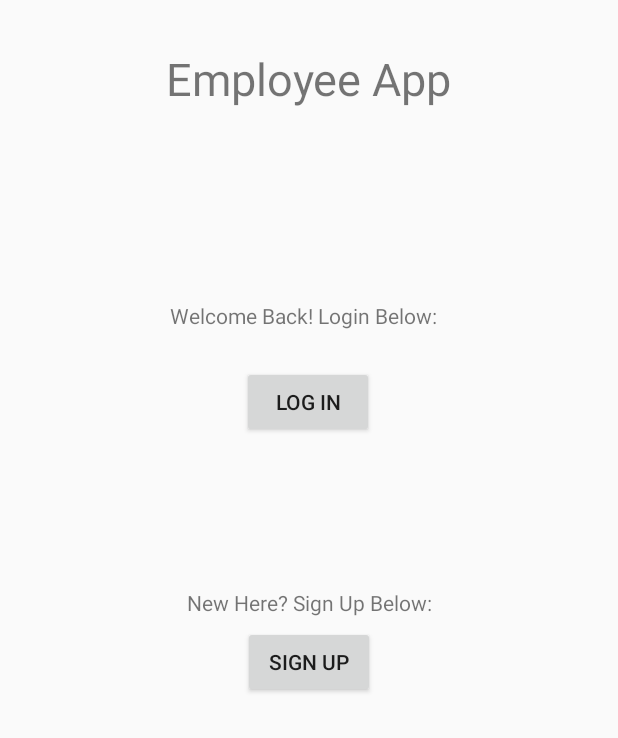
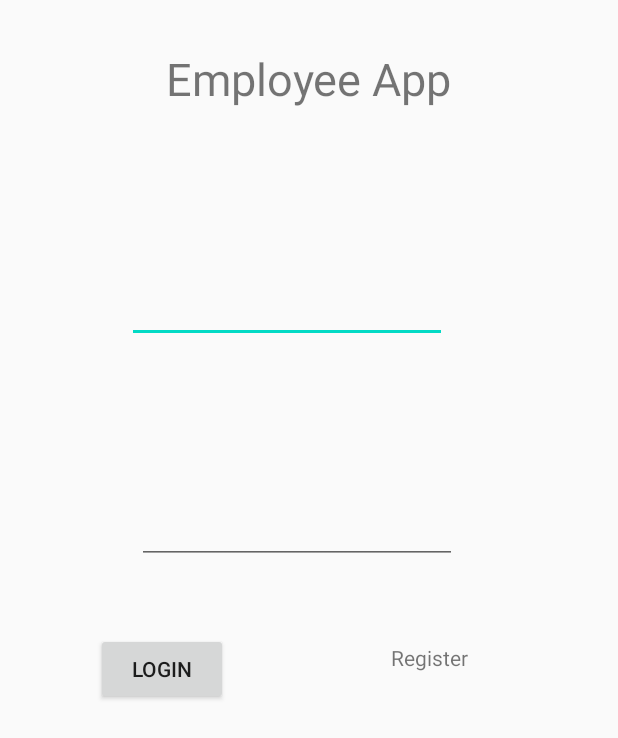
Before and after one commit to MichelleCondon/IS4401-FinalYearProject, an Android app: the screen it shows after launch (MainActivity), on a phone screen of 412 x 824 dp. Shown: the top 738 px of the screen. Run offline under Robolectric (Android 15) with nearby library versions, the phone set to English and light mode, and no system bars; our stand-ins replace Firebase (no records; nobody signed in at launch, a user with empty details on screens opened directly).

Commit message:
Code to sign a user with an existing account in

```diff
--- a/app/src/main/AndroidManifest.xml
+++ b/app/src/main/AndroidManifest.xml
@@ -11,7 +11,7 @@
         android:roundIcon="@mipmap/ic_launcher_round"
         android:supportsRtl="true"
         android:theme="@style/AppTheme">
-        <activity android:name=".LoginScreen"></activity>
+        <activity android:name=".MainMenu"></activity>
         <activity
             android:name=".ui.login.LoginScreen"
             android:label="@string/title_activity_login_screen" />
--- a/app/src/main/java/com/michelle_condon/is4401_finalyearproject/MainActivity.java
+++ b/app/src/main/java/com/michelle_condon/is4401_finalyearproject/MainActivity.java
@@ -1,33 +1,101 @@
 package com.michelle_condon.is4401_finalyearproject;
-
 
 import android.content.Intent;
 import android.os.Bundle;
+import android.util.Patterns;
 import android.view.View;
 import android.widget.Button;
+import android.widget.EditText;
+import android.widget.ProgressBar;
 import android.widget.TextView;
+import android.widget.Toast;
 
+import androidx.annotation.NonNull;
 import androidx.appcompat.app.AppCompatActivity;
 
+import com.google.android.gms.tasks.OnCompleteListener;
+import com.google.android.gms.tasks.Task;
+import com.google.firebase.auth.AuthResult;
+import com.google.firebase.auth.FirebaseAuth;
+
 public class MainActivity extends AppCompatActivity implements View.OnClickListener{
-    private TextView signup;
 
+    private TextView register;
+    private EditText editTextEmail, editTextPassword;
+    private Button signIn;
+
+    private FirebaseAuth mAuth;
+    private ProgressBar progressBar;
     @Override
     protected void onCreate(Bundle savedInstanceState) {
         super.onCreate(savedInstanceState);
         setContentView(R.layout.activity_main);
 
-        signup = (TextView) findViewById(R.id.signupButton);
-        signup.setOnClickListener(this);
+        register = (TextView) findViewById(R.id.register);
+        register.setOnClickListener(this);
 
+        signIn = (Button) findViewById(R.id.signIn);
+        signIn.setOnClickListener(this);
+
+        editTextEmail = (EditText) findViewById(R.id.email);
+        editTextPassword = (EditText) findViewById(R.id.password);
+
+        progressBar = (ProgressBar) findViewById(R.id.progressBar);
+        mAuth = FirebaseAuth.getInstance();
     }
 
     @Override
     public void onClick(View v) {
-        switch(v.getId()){
-            case R.id.signupButton:
-            startActivity(new Intent(this, SignupScreen.class));
-            break;
+        switch (v.getId()){
+            case R.id.register:
+                startActivity(new Intent(this, SignupScreen.class));
+                break;
+
+            case R.id.signIn:
+                userLogin();
+
+                break;
         }
     }
+
+    private void userLogin() {
+        String email = editTextEmail.getText().toString().trim();
+        String password = editTextPassword.getText().toString().trim();
+
+        if(email.isEmpty()){
+            editTextEmail.setError("Email is required");
+            editTextEmail.requestFocus();
+            return;
+        }
+
+        if(!Patterns.EMAIL_ADDRESS.matcher(email).matches()){
+            editTextEmail.setError("Email is required");
+            editTextEmail.requestFocus();
+            return;
+        }
+        if(password.isEmpty()){
+            editTextPassword.setError("Password is required");
+            editTextPassword.requestFocus();
+            return;
+        }
+        if(password.length() < 6){
+            editTextPassword.setError("Password is required > 6");
+            editTextPassword.requestFocus();
+            return;
+        }
+
+
+        mAuth.signInWithEmailAndPassword(email,password).addOnCompleteListener(new OnCompleteListener<AuthResult>() {
+            @Override
+            public void onComplete(@NonNull Task<AuthResult> task) {
+                if(task.isSuccessful()){
+                    startActivity(new Intent(MainActivity.this, MainMenu.class));
+
+                }else{
+                    Toast.makeText(MainActivity.this, "Failed to login!", Toast.LENGTH_LONG).show();
+                }
+            }
+        });
+
+    }
 }
--- a/app/src/main/res/layout/activity_main.xml
+++ b/app/src/main/res/layout/activity_main.xml
@@ -12,28 +12,7 @@
     tools:context=".MainActivity" >
 
     <TextView
-        android:id="@+id/welcomeBackLoginText"
-        android:layout_width="185dp"
-        android:layout_height="19dp"
-        android:layout_marginTop="128dp"
-        android:text="@string/welcome_back_text"
-        app:layout_constraintEnd_toEndOf="parent"
-        app:layout_constraintStart_toStartOf="parent"
-        app:layout_constraintTop_toBottomOf="@+id/employeeAppText" />
-
-    <Button
-        android:id="@+id/loginButton"
-        android:layout_width="wrap_content"
-        android:layout_height="wrap_content"
-        android:layout_marginTop="24dp"
-        android:text="@string/login_button"
-        app:layout_constraintEnd_toEndOf="parent"
-        app:layout_constraintHorizontal_bias="0.498"
-        app:layout_constraintStart_toStartOf="parent"
-        app:layout_constraintTop_toBottomOf="@+id/welcomeBackLoginText" />
-
-    <TextView
-        android:id="@+id/employeeAppText"
+        android:id="@+id/banner"
         android:layout_width="wrap_content"
         android:layout_height="wrap_content"
         android:layout_marginTop="16dp"
@@ -43,23 +22,52 @@
         app:layout_constraintStart_toStartOf="parent"
         app:layout_constraintTop_toTopOf="parent" />
 
-    <Button
-        android:id="@+id/signupButton"
+    <EditText
+        android:id="@+id/email"
         android:layout_width="wrap_content"
         android:layout_height="wrap_content"
-        android:layout_marginTop="6dp"
-        android:text="@string/signup_button"
+        android:ems="10"
+        android:inputType="textEmailAddress"
+        app:layout_constraintBottom_toTopOf="@+id/password"
         app:layout_constraintEnd_toEndOf="parent"
+        app:layout_constraintHorizontal_bias="0.412"
         app:layout_constraintStart_toStartOf="parent"
-        app:layout_constraintTop_toBottomOf="@+id/signupText" />
+        app:layout_constraintTop_toBottomOf="@+id/banner"
+        app:layout_constraintVertical_bias="0.52" />
+
+    <EditText
+        android:id="@+id/password"
+        android:layout_width="wrap_content"
+        android:layout_height="wrap_content"
+        android:layout_marginBottom="432dp"
+        android:ems="10"
+        android:inputType="textPassword"
+        app:layout_constraintBottom_toBottomOf="parent"
+        app:layout_constraintEnd_toEndOf="parent"
+        app:layout_constraintHorizontal_bias="0.452"
+        app:layout_constraintStart_toStartOf="parent" />
 
     <TextView
-        android:id="@+id/signupText"
+        android:id="@+id/register"
         android:layout_width="wrap_content"
         android:layout_height="wrap_content"
-        android:layout_marginTop="100dp"
-        android:text="@string/signup_text"
+        android:layout_marginEnd="84dp"
+        android:text="Register"
+        app:layout_constraintBottom_toBottomOf="parent"
         app:layout_constraintEnd_toEndOf="parent"
+        app:layout_constraintTop_toBottomOf="@+id/password"
+        app:layout_constraintVertical_bias="0.127" />
+
+    <Button
+        android:id="@+id/signIn"
+        android:layout_width="wrap_content"
+        android:layout_height="wrap_content"
+        android:text="Login"
+        app:layout_constraintBottom_toBottomOf="parent"
+        app:layout_constraintEnd_toStartOf="@+id/register"
+        app:layout_constraintHorizontal_bias="0.308"
         app:layout_constraintStart_toStartOf="parent"
-        app:layout_constraintTop_toBottomOf="@+id/loginButton" />
+        app:layout_constraintTop_toBottomOf="@+id/password"
+        app:layout_constraintVertical_bias="0.12" />
+
 </androidx.constraintlayout.widget.ConstraintLayout>
--- a/app/src/main/res/values/strings.xml
+++ b/app/src/main/res/values/strings.xml
@@ -22,4 +22,5 @@
     <string name="password_textbox"></string>
     <string name="title_activity_login_screen">LoginScreen</string>
     <string name="employee_id">Employee ID</string>
+    <string name="userEmail">Email</string>
 </resources>
```
Also changed, not shown: app/src/main/java/com/michelle_condon/is4401_finalyearproject/LoginScreen.java (deleted, +0 -24 lines), app/src/main/java/com/michelle_condon/is4401_finalyearproject/MainMenu.java (added, +14 -0 lines), app/src/main/java/com/michelle_condon/is4401_finalyearproject/SignupScreen.java (+43 -32 lines), app/src/main/java/com/michelle_condon/is4401_finalyearproject/User.java (+6 -3 lines), app/src/main/res/layout/activity_firebase_u_i.xml (deleted, +0 -9 lines), app/src/main/res/layout/activity_login.xml (deleted, +0 -76 lines), app/src/main/res/layout/activity_main_menu.xml (renamed from app/src/main/res/layout/activity_home_screen.xml, +9 -8 lines), app/src/main/res/layout/activity_signup_screen.xml (+49 -27 lines).
